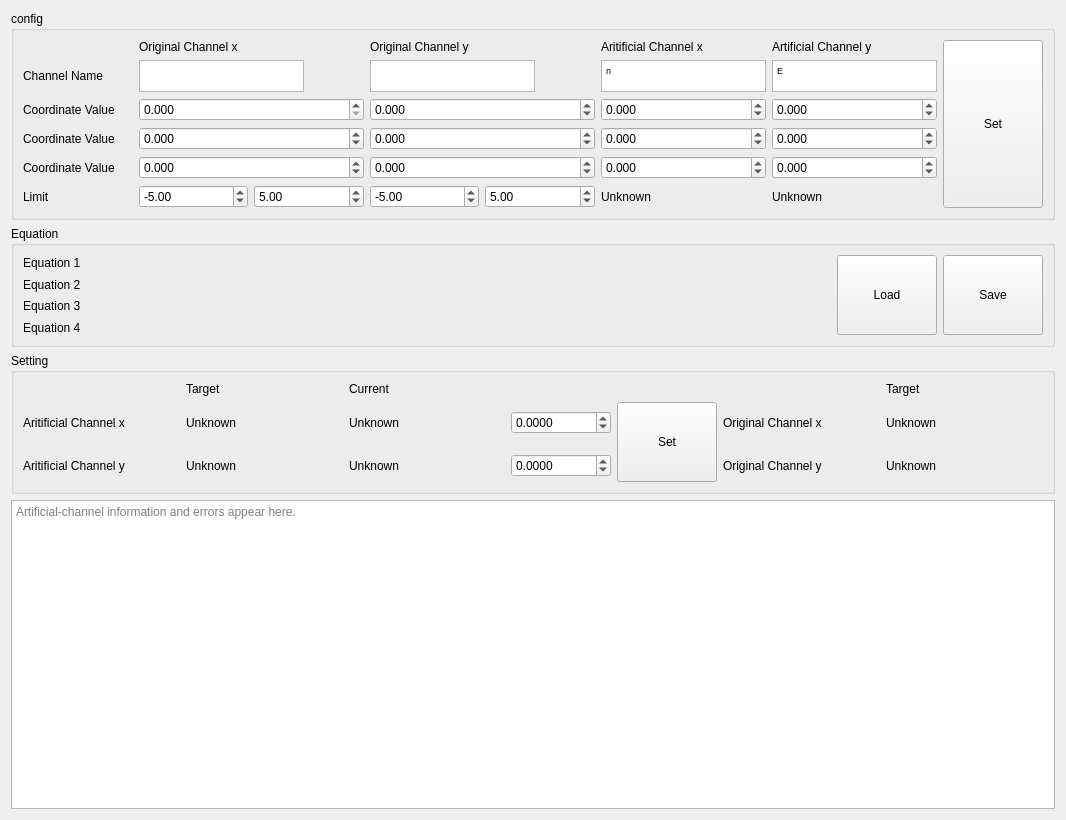
The window that core/ui/artificial_channel_2D.ui (lictailer/zmeter) describes before a commit, drawn with Qt 5.
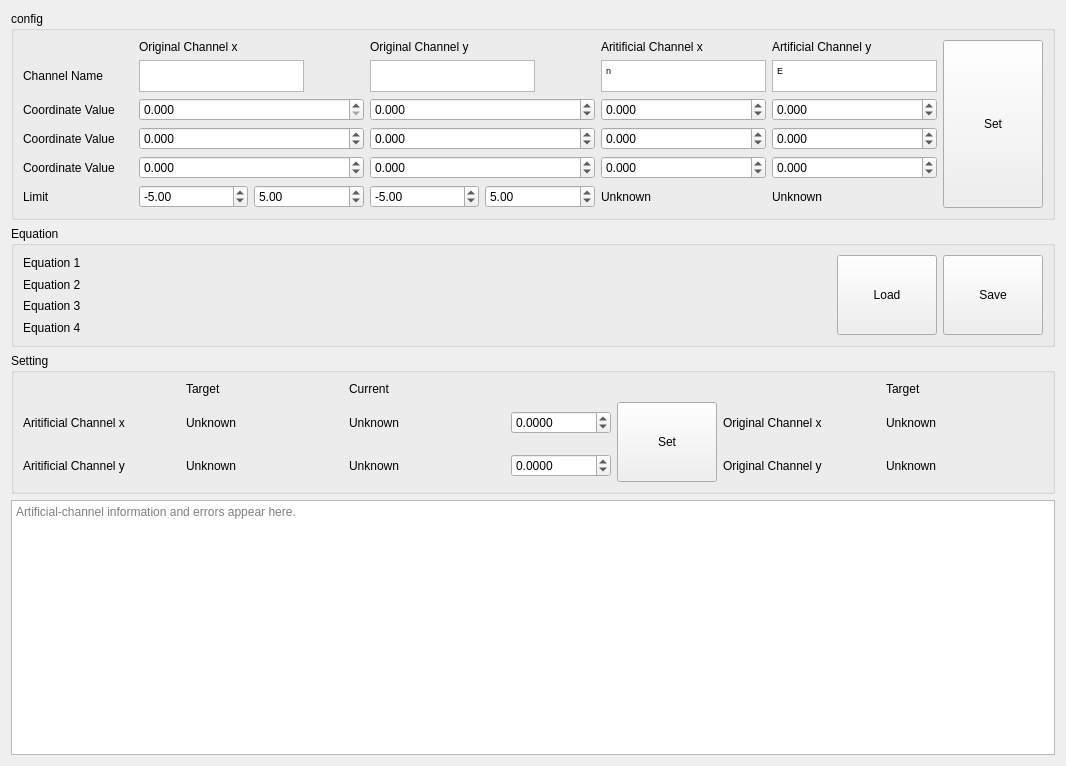
The same window after the commit.

The edit to the form file:
```diff
--- a/core/ui/artificial_channel_2D.ui
+++ b/core/ui/artificial_channel_2D.ui
@@ -7,7 +7,7 @@
     <x>0</x>
     <y>0</y>
     <width>1066</width>
-    <height>820</height>
+    <height>766</height>
    </rect>
   </property>
   <property name="sizePolicy">
```
